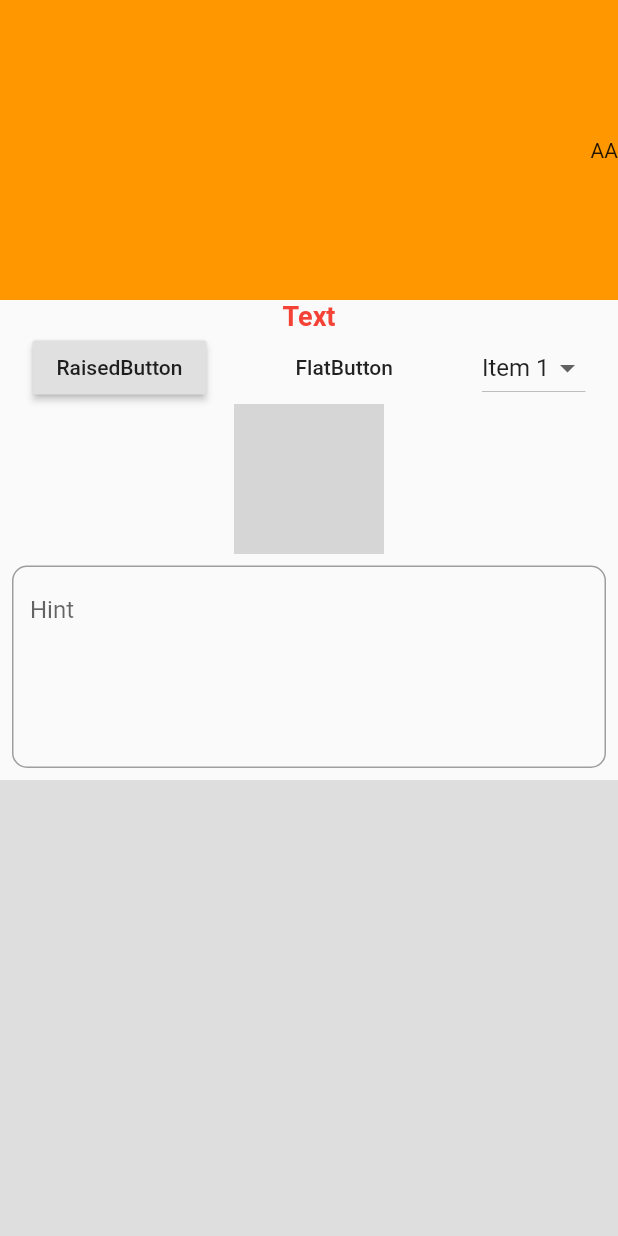
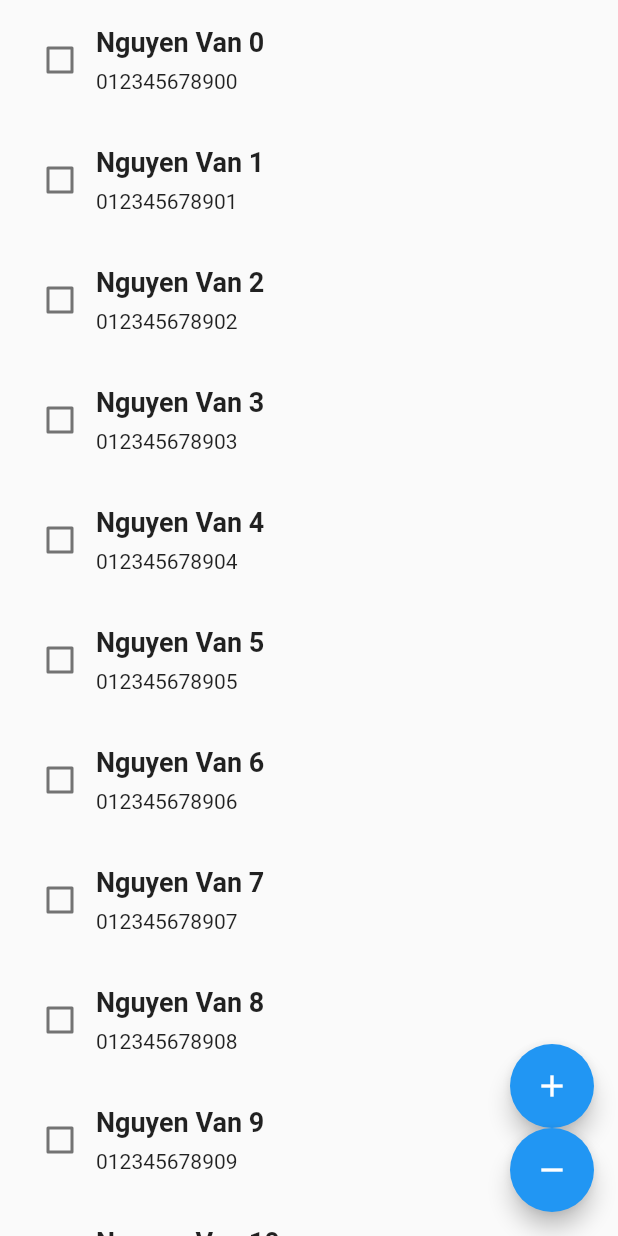
Before and after one commit to trantan97/flutter_training, a Flutter app: the screen it shows after launch, on a phone screen of 412 x 824 dp. Run offline on Flutter 3.47's test engine with Material 2 defaults, Android fonts, the phone set to English and light mode, and no system bars; grey boxes are pictures that could not be loaded.

Commit message:
list view demo

```diff
--- a/lib/common_widget/common_widget.dart
+++ /dev/null
@@ -1,120 +0,0 @@
-import 'dart:math';
-
-import 'package:flutter/cupertino.dart';
-import 'package:flutter/material.dart';
-
-//câu thần chú: Constraints go down. Sizes go up. Parent set position.
-
-class CommonWidget extends StatelessWidget {
-  @override
-  Widget build(BuildContext context) {
-    return Scaffold(
-      body: SingleChildScrollView(
-        child: Column(
-          children: <Widget>[
-            container,
-            text,
-            button,
-            image,
-            textFiled,
-            stack,
-          ],
-        ),
-      ),
-    );
-  }
-
-  get container => Center(
-        child: Container(
-          color: Colors.orange,
-          height: 200,
-          width: double.infinity,
-          alignment: Alignment.centerRight,
-          child: Text("AA"),
-        ),
-      );
-
-  get text => Text(
-        "Text",
-        style: TextStyle(
-          fontSize: 18,
-          color: Colors.red,
-          fontWeight: FontWeight.bold,
-        ),
-      );
-
-  get button => Row(
-        mainAxisAlignment: MainAxisAlignment.spaceAround,
-        children: <Widget>[
-          RaisedButton(
-            onPressed: () {},
-            child: Text("RaisedButton"),
-          ),
-          FlatButton(
-            onPressed: () {},
-            child: Text("FlatButton"),
-          ),
-          DropdownButton(
-            items: [
-              DropdownMenuItem(child: Text("Item 1")),
-              DropdownMenuItem(child: Text("Item 2")),
-              DropdownMenuItem(child: Text("Item 3")),
-              DropdownMenuItem(child: Text("Item 4")),
-            ],
-            onChanged: (value) {},
-          )
-        ],
-      );
-
-  // get image => Image.asset("assets/images/sun_raise.jpg",fit: BoxFit.cover,width: 100,height: 100,);
-  get image => Image.network(
-        "https://dab1nmslvvntp.cloudfront.net/wp-content/uploads/2016/03/1458289957powerful-images3.jpg",
-        fit: BoxFit.cover,
-        width: 100,
-        height: 100,
-      );
-
-  get textFiled => Padding(
-        padding: const EdgeInsets.all(8.0),
-        child: Container(
-          child: TextField(
-            enabled: true,
-            decoration: InputDecoration(
-              focusedBorder: OutlineInputBorder(
-                borderRadius: BorderRadius.circular(10),
-                borderSide: BorderSide(style: BorderStyle.solid, color: Colors.orange),
-              ),
-              enabledBorder: OutlineInputBorder(
-                borderRadius: BorderRadius.circular(10),
-                borderSide: BorderSide(style: BorderStyle.solid, color: Colors.grey),
-              ),
-              // labelText: "AAA",
-              hintText: "Hint",
-            ),
-            maxLines: 5,
-            onChanged: (value) {
-              print('--->$value');
-            },
-          ),
-        ),
-      );
-
-  get stack => Container(
-        width: double.infinity,
-        height: 500,
-        color: Colors.grey.withOpacity(0.3),
-        child: Stack(
-          children: <Widget>[
-            Positioned(
-              bottom: 0,
-              right: 0,
-              height: 100,
-              width: 100,
-              child: Container(
-                color: Colors.cyan,
-              ),
-            )
-          ],
-        ),
-      );
-}
--- /dev/null
+++ b/lib/list_view_demo/item_list.dart
@@ -0,0 +1,73 @@
+import 'package:example_widget_1/model/person.dart';
+import 'package:flutter/cupertino.dart';
+import 'package:flutter/material.dart';
+import 'package:flutter/rendering.dart';
+
+class ItemList extends StatefulWidget {
+  final Person person;
+
+  ItemList({Key key, this.person}) : super(key: key) {
+    print('constructor: ${person.name}');
+  }
+
+  @override
+  State<StatefulWidget> createState() {
+    return _ItemListState();
+  }
+}
+
+class _ItemListState extends State<ItemList> with AutomaticKeepAliveClientMixin {
+  bool isChecked = false;
+
+  @override
+  void initState() {
+    super.initState();
+    print('initState: ${widget.person.name}');
+  }
+
+  @override
+  void dispose() {
+    print('dispose: ${widget.person.name}');
+    super.dispose();
+  }
+
+  @override
+  Widget build(BuildContext context) {
+    super.build(context);
+    return GestureDetector(
+      onTap: (){
+        print('--->Press: ${widget.person.name}');
+      },
+      child: Padding(
+        padding: EdgeInsets.all(16),
+        child: Row(
+          children: [
+            Checkbox(
+              value: isChecked,
+              onChanged: (value) {
+                setState(() {
+                  isChecked = value;
+                });
+              },
+            ),
+            Column(
+              mainAxisSize: MainAxisSize.min,
+              crossAxisAlignment: CrossAxisAlignment.start,
+              children: [
+                Text(
+                  widget.person.name,
+                  style: TextStyle(fontSize: 18, fontWeight: FontWeight.bold),
+                ),
+                SizedBox(height: 8),
+                Text(widget.person.phoneNumber),
+              ],
+            ),
+          ],
+        ),
+      ),
+    );
+  }
+
+  @override
+  bool get wantKeepAlive => true;
+}
--- /dev/null
+++ b/lib/list_view_demo/list_view_demo.dart
@@ -0,0 +1,118 @@
+import 'package:example_widget_1/list_view_demo/item_list.dart';
+import 'package:example_widget_1/model/person.dart';
+import 'package:flutter/material.dart';
+
+enum CreatedType { DEFAULT, BUILDER, SEPARATED }
+
+class ListViewDemo extends StatefulWidget {
+  @override
+  State<StatefulWidget> createState() => _ListViewDemoState();
+  final CreatedType type;
+
+  ListViewDemo() : this.type = CreatedType.DEFAULT;
+
+  ListViewDemo.builder() : this.type = CreatedType.BUILDER;
+
+  ListViewDemo.separated() : this.type = CreatedType.SEPARATED {}
+}
+
+class _ListViewDemoState extends State<ListViewDemo> {
+  final persons = generatePerson;
+
+  @override
+  Widget build(BuildContext context) {
+    return Scaffold(
+      body: SafeArea(
+        child: Builder(
+          builder: (context) {
+            if (widget.type == CreatedType.BUILDER) {
+              return _builder(context);
+            }
+            if (widget.type == CreatedType.SEPARATED) {
+              return _separated(context);
+            }
+            return _default(context);
+          },
+        ),
+      ),
+      floatingActionButton: Column(
+        mainAxisSize: MainAxisSize.min,
+        children: <Widget>[
+          FloatingActionButton(
+            child: Icon(Icons.add),
+            onPressed: _addPerson,
+          ),
+          FloatingActionButton(
+            child: Icon(Icons.remove),
+            onPressed: _deletePerson,
+          ),
+        ],
+      ),
+    );
+  }
+
+  Widget _default(BuildContext context) {
+    return ListView(
+      scrollDirection: Axis.vertical,
+      physics: BouncingScrollPhysics(),
+      children: persons.map((person) => ItemList(person: person)).toList(),
+    );
+  }
+
+  Widget _builder(BuildContext context) {
+    return ListView.builder(
+      itemCount: persons.length,
+      itemBuilder: (context, index) => ItemList(
+        person: persons[index],
+      ),
+    );
+  }
+
+  Widget _separated(BuildContext context) {
+    return Scrollbar(
+      child: ListView.separated(
+        itemCount: persons.length,
+        itemBuilder: (context, index) => ItemList(
+          person: persons[index],
+        ),
+        separatorBuilder: (context, index) => Divider(height: 1, thickness: 1),
+      ),
+    );
+  }
+
+  void _addPerson() {
+    setState(() {
+      persons.add(Person("Nguyen Van ${persons.length}", "01234567890${persons.length}"));
+    });
+  }
+  void _deletePerson() {
+    setState(() {
+      persons.removeLast();
+    });
+  }
+}
+
+List<Person> get generatePerson => List<Person>.generate(
+      30,
+      (index) => Person("Nguyen Van $index", "01234567890$index"),
+    );
+
+class Item extends StatelessWidget {
+  final Person person;
+
+  Item({Key key, this.person}) : super(key: key) {
+    print('contructor: ${person.name}');
+  }
+
+  @override
+  Widget build(BuildContext context) {
+    print('build ${person.name}');
+    return Container(
+      color: Colors.orangeAccent,
+      margin: EdgeInsets.all(8),
+      width: 50,
+      height: 50,
+      child: Text(person.name),
+    );
+  }
+}
--- a/lib/main.dart
+++ b/lib/main.dart
@@ -1,13 +1,11 @@
-import 'package:example_widget_1/common_widget/common_widget.dart';
-import 'package:example_widget_1/excercise/excercise_1.dart';
+import 'package:example_widget_1/gestures_detector_demo.dart';
+import 'package:example_widget_1/list_view_demo/list_view_demo.dart';
 import 'package:flutter/material.dart';
-import 'package:intl/date_symbol_data_local.dart';
 
 main() async {
-  await initializeDateFormatting("en", null);
   return runApp(
     MaterialApp(
-      home: CommonWidget(),
+      home: ListViewDemo(),
     ),
   );
 }
--- /dev/null
+++ b/lib/model/person.dart
@@ -0,0 +1,6 @@
+class Person {
+  String name;
+  String phoneNumber;
+
+  Person(this.name, this.phoneNumber);
+}
--- a/pubspec.yaml
+++ b/pubspec.yaml
@@ -14,7 +14,7 @@ description: A new Flutter application.
 version: 1.0.0+1
 
 environment:
-  sdk: ">=2.1.0 <3.0.0"
+  sdk: ">=2.4.0 <3.0.0"
 
 dependencies:
   flutter:
```
Also changed, not shown: lib/excercise/excercise_1.dart (deleted, +0 -156 lines), lib/gestures_detector_demo.dart (added, +85 -0 lines), lib/list_view_demo/list_view_with_controller.dart (added, +69 -0 lines), lib/my_colors.dart (deleted, +0 -7 lines), assets/images/gestures.png (added), pubspec.lock, 1 other file.
